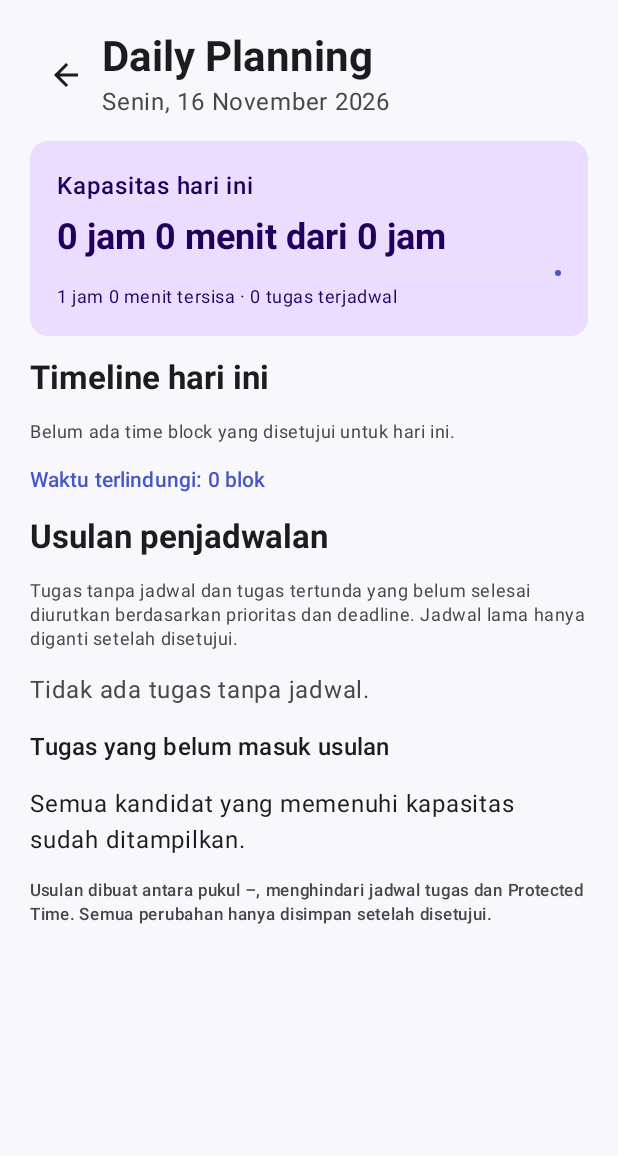
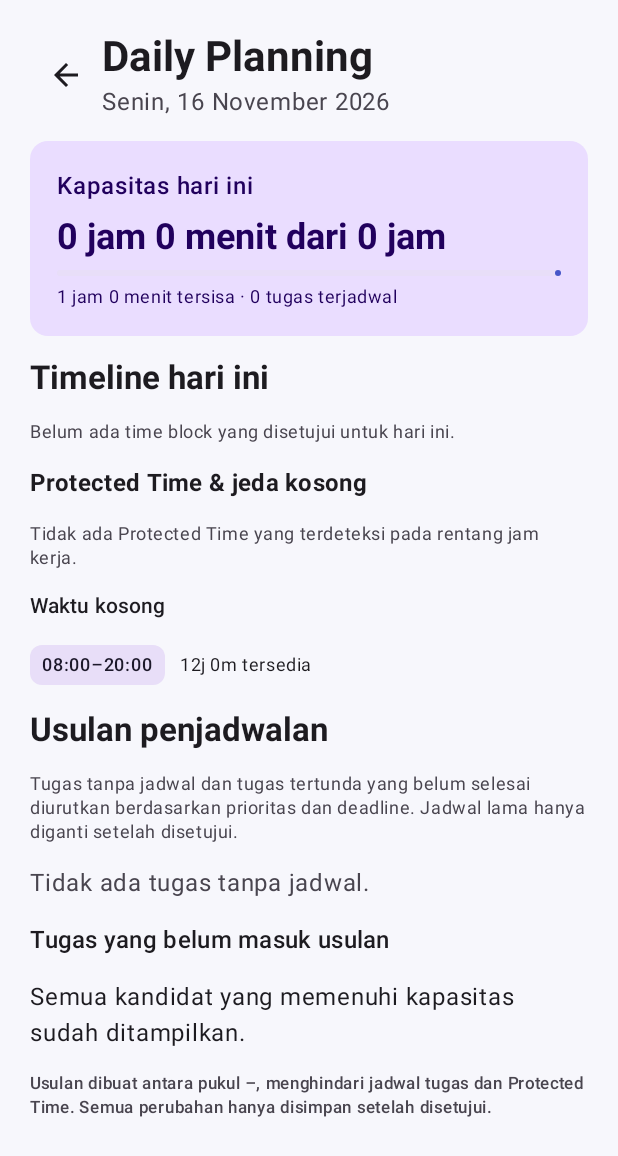
Before and after one commit to baliksakola/PaDayFlow, an Android app built with Jetpack Compose: the composable DailyPlanningScreen called with empty values, on a phone screen of 412 x 824 dp. Shown: the top 1156 px of the screen. Run offline under Robolectric (Android 15) with nearby library versions, the phone set to English and light mode, and no system bars.

Commit message:
Display protected-time intervals and available gaps in daily planning

```diff
--- a/app/src/main/java/com/padayflow/app/DailyPlanningScreen.kt
+++ b/app/src/main/java/com/padayflow/app/DailyPlanningScreen.kt
@@ -120,7 +120,44 @@ internal fun DailyPlanningScreen(
                 }
             }
         }
-        Text("Waktu terlindungi: " + protectedTimes.lines().count { it.isNotBlank() } + " blok", style = MaterialTheme.typography.labelLarge, color = MaterialTheme.colorScheme.primary)
+        Text("Protected Time & jeda kosong", style = MaterialTheme.typography.titleMedium, fontWeight = FontWeight.Bold)
+        if (plan.protectedSlots.isEmpty()) {
+            Text("Tidak ada Protected Time yang terdeteksi pada rentang jam kerja.", style = MaterialTheme.typography.bodySmall,
+                color = MaterialTheme.colorScheme.onSurfaceVariant)
+        } else {
+            plan.protectedSlots.forEach { block ->
+                Row(Modifier.fillMaxWidth().padding(vertical = 3.dp), horizontalArrangement = Arrangement.spacedBy(10.dp),
+                    verticalAlignment = Alignment.CenterVertically) {
+                    Surface(color = MaterialTheme.colorScheme.tertiaryContainer, shape = MaterialTheme.shapes.small) {
+                        Text(
+                            "${Instant.ofEpochMilli(block.startAt).atZone(zone).format(DateTimeFormatter.ofPattern("HH:mm"))}–${Instant.ofEpochMilli(block.endAt).atZone(zone).format(DateTimeFormatter.ofPattern("HH:mm"))}",
+                            Modifier.padding(horizontal = 8.dp, vertical = 5.dp), style = MaterialTheme.typography.labelMedium
+                        )
+                    }
+                    Text(block.label, style = MaterialTheme.typography.bodySmall)
+                }
+            }
+        }
+        val usefulGaps = plan.freeSlots.filter { it.endAt - it.startAt >= 15 * 60_000L }
+        Text("Waktu kosong", style = MaterialTheme.typography.titleSmall, fontWeight = FontWeight.SemiBold)
+        if (usefulGaps.isEmpty()) {
+            Text("Tidak ada jeda kosong minimal 15 menit dalam rentang kerja.", style = MaterialTheme.typography.bodySmall,
+                color = MaterialTheme.colorScheme.onSurfaceVariant)
+        } else {
+            usefulGaps.forEach { gap ->
+                val minutes = ((gap.endAt - gap.startAt) / 60_000L).toInt()
+                Row(Modifier.fillMaxWidth().padding(vertical = 2.dp), horizontalArrangement = Arrangement.spacedBy(10.dp),
+                    verticalAlignment = Alignment.CenterVertically) {
+                    Surface(color = MaterialTheme.colorScheme.secondaryContainer, shape = MaterialTheme.shapes.small) {
+                        Text(
+                            "${Instant.ofEpochMilli(gap.startAt).atZone(zone).format(DateTimeFormatter.ofPattern("HH:mm"))}–${Instant.ofEpochMilli(gap.endAt).atZone(zone).format(DateTimeFormatter.ofPattern("HH:mm"))}",
+                            Modifier.padding(horizontal = 8.dp, vertical = 5.dp), style = MaterialTheme.typography.labelMedium
+                        )
+                    }
+                    Text("${minutes / 60}j ${minutes % 60}m tersedia", style = MaterialTheme.typography.bodySmall)
+                }
+            }
+        }
         Text("Usulan penjadwalan", style = MaterialTheme.typography.titleLarge, fontWeight = FontWeight.Bold)
         Text("Tugas tanpa jadwal dan tugas tertunda yang belum selesai diurutkan berdasarkan prioritas dan deadline. Jadwal lama hanya diganti setelah disetujui.",
             style = MaterialTheme.typography.bodySmall, color = MaterialTheme.colorScheme.onSurfaceVariant)
```
